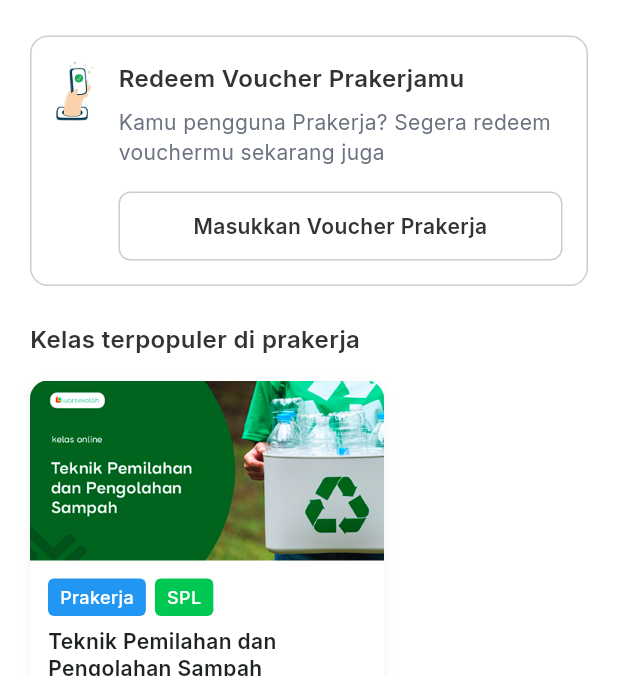
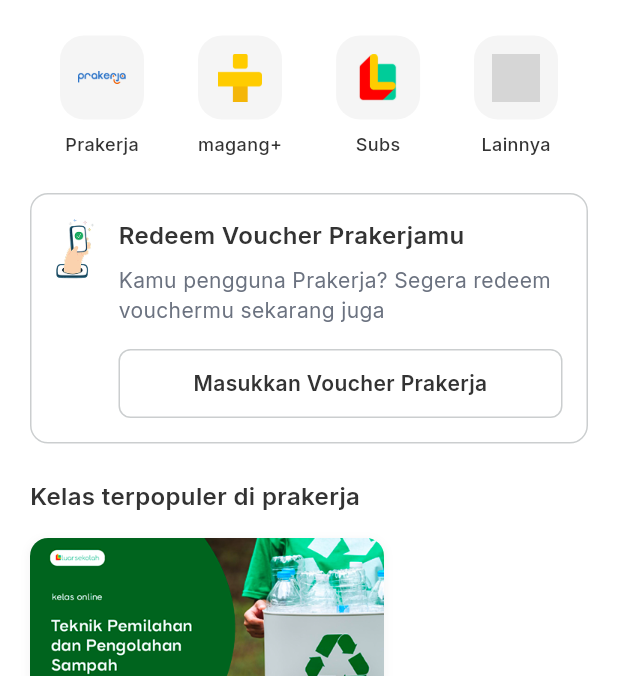
Before and after one commit to DafaTaufik/luarsekolah-dafa, a Flutter app: the HomePage screen opened directly, on a phone screen of 412 x 824 dp, the part 560-1236 px from its top. Run offline on Flutter 3.47's test engine with Material 3 defaults, Android fonts, the phone set to English and light mode, and no system bars; drawn by our look-alikes of carousel_slider; our stand-ins replace cloud_firestore, dio, firebase_auth, firebase_core, firebase_messaging, flutter_local_notifications and 6 more; accounts and stored records are empty; generated files the repository leaves out were written again; network calls fail; grey boxes are pictures that could not be loaded.

Commit message:
feat: implement new menu item in home page

```diff
--- a/lib/features/home/pages/home_page.dart
+++ b/lib/features/home/pages/home_page.dart
@@ -1,11 +1,12 @@
 import 'package:flutter/foundation.dart';
 import 'package:flutter/material.dart';
 import 'package:google_fonts/google_fonts.dart';
-import '../../../shared/widgets/custom_media_card.dart';
-import '../../../shared/widgets/home_class_card.dart';
 import 'package:carousel_slider/carousel_slider.dart';
-import '../widgets/user_header.dart';
-import '../../todo/data/repositories/todo_firebase_repository_impl.dart';
+import 'package:luarsekolah/features/home/widgets/user_header.dart';
+import 'package:luarsekolah/features/todo/data/repositories/todo_firebase_repository_impl.dart';
+import 'package:luarsekolah/features/home/widgets/custom_media_card.dart';
+import 'package:luarsekolah/features/home/widgets/home_class_card.dart';
+import 'package:luarsekolah/features/home/widgets/menu_item_card.dart';
 
 class HomePage extends StatefulWidget {
   const HomePage({Key? key}) : super(key: key);
@@ -19,7 +20,7 @@
   final CarouselSliderController _carouselController =
       CarouselSliderController();
 
-  // List image banner from assets
+  // List image carousel banner still dummy from assets
   final List<String> bannerImages = [
     'assets/images/banner_1.png',
     'assets/images/banner_2.png',
@@ -95,12 +96,14 @@
               backgroundColor: Colors.orange,
             )
           : null,
+
+      // BODY
       body: SafeArea(
         child: SingleChildScrollView(
           child: Column(
             crossAxisAlignment: CrossAxisAlignment.start,
             children: [
-              // Header Section with Firebase Stream
+              // Header Section with Firebase Stream (UserName Data)
               const UserHeader(),
 
               Transform.translate(
@@ -119,7 +122,7 @@
                     children: [
                       SizedBox(height: 20),
 
-                      // Carousel Slider
+                      // CAROUSEL SLIDER
                       CarouselSlider(
                         carouselController: _carouselController,
                         options: CarouselOptions(
@@ -199,6 +202,7 @@
                       _buildDotIndicator(),
                       SizedBox(height: 24),
 
+                      // PROGRAM FROM LUARSEKOLAH
                       Padding(
                         padding: EdgeInsets.symmetric(horizontal: 20),
                         child: Column(
@@ -213,6 +217,83 @@
                               ),
                             ),
                             SizedBox(height: 24),
+
+                            // HORIZONTAL MENU SECTION (AFTER PROGRAM DARI LUARSEKOLAH)
+                            Padding(
+                              padding: const EdgeInsets.symmetric(
+                                horizontal: 20,
+                              ),
+                              child: Row(
+                                mainAxisAlignment:
+                                    MainAxisAlignment.spaceBetween,
+                                children: [
+                                  MenuItemCard(
+                                    iconPath: 'assets/icons/ic_prakerja.png',
+                                    label: 'Prakerja',
+                                    onTap: () {
+                                      // TODO: Navigate to Prakerja page
+                                      ScaffoldMessenger.of(
+                                        context,
+                                      ).showSnackBar(
+                                        const SnackBar(
+                                          content: Text(
+                                            'Prakerja - Coming Soon',
+                                          ),
+                                        ),
+                                      );
+                                    },
+                                  ),
+                                  MenuItemCard(
+                                    iconPath: 'assets/icons/ic_magang.png',
+                                    label: 'magang+',
+                                    onTap: () {
+                                      // TODO: Navigate to Magang page
+                                      ScaffoldMessenger.of(
+                                        context,
+                                      ).showSnackBar(
+                                        const SnackBar(
+                                          content: Text(
+                                            'magang+ - Coming Soon',
+                                          ),
+                                        ),
+                                      );
+                                    },
+                                  ),
+                                  MenuItemCard(
+                                    iconPath: 'assets/icons/ic_luarskl.png',
+                                    label: 'Subs',
+                                    onTap: () {
+                                      // TODO: Navigate to Subscription page
+                                      ScaffoldMessenger.of(
+                                        context,
+                                      ).showSnackBar(
+                                        const SnackBar(
+                                          content: Text('Subs - Coming Soon'),
+                                        ),
+                                      );
+                                    },
+                                  ),
+                                  MenuItemCard(
+                                    iconPath: '',
+                                    label: 'Lainnya',
+                                    onTap: () {
+                                      // TODO: Navigate to More/Others page
+                                      ScaffoldMessenger.of(
+                                        context,
+                                      ).showSnackBar(
+                                        const SnackBar(
+                                          content: Text(
+                                            'Lainnya - Coming Soon',
+                                          ),
+                                        ),
+                                      );
+                                    },
+                                  ),
+                                ],
+                              ),
+                            ),
+
+                            const SizedBox(height: 24),
 
                             // Prakerja Voucher Card
                             Container(
--- /dev/null
+++ b/lib/features/home/widgets/menu_item_card.dart
@@ -0,0 +1,62 @@
+import 'package:flutter/material.dart';
+import 'package:google_fonts/google_fonts.dart';
+
+/// Reusable menu item widget for horizontal menu in Home Page
+/// Used in HomePage for navigation menu items
+class MenuItemCard extends StatelessWidget {
+  final String iconPath;
+  final String label;
+  final VoidCallback? onTap;
+  final Color? iconBackgroundColor;
+
+  const MenuItemCard({
+    Key? key,
+    required this.iconPath,
+    required this.label,
+    this.onTap,
+    this.iconBackgroundColor,
+  }) : super(key: key);
+
+  @override
+  Widget build(BuildContext context) {
+    return GestureDetector(
+      onTap: onTap,
+      child: Column(
+        mainAxisSize: MainAxisSize.min,
+        children: [
+          // Icon Container
+          Container(
+            width: 56,
+            height: 56,
+            decoration: BoxDecoration(
+              color: iconBackgroundColor ?? const Color(0xFFF5F5F5),
+              borderRadius: BorderRadius.circular(16),
+            ),
+            child: Center(
+              child: Image.asset(
+                iconPath,
+                width: 32,
+                height: 32,
+                errorBuilder: (context, error, stackTrace) {
+                  // Fallback to icon if image not found
+                  return Icon(Icons.apps, size: 32, color: Colors.grey[600]);
+                },
+              ),
+            ),
+          ),
+          const SizedBox(height: 8),
+          // Label
+          Text(
+            label,
+            style: GoogleFonts.inter(
+              fontSize: 12,
+              fontWeight: FontWeight.w500,
+              color: const Color(0xFF333333),
+            ),
+            textAlign: TextAlign.center,
+          ),
+        ],
+      ),
+    );
+  }
+}
--- a/pubspec.yaml
+++ b/pubspec.yaml
@@ -76,10 +76,13 @@
   assets:
     - assets/logo.png
     - assets/icons/ic_google.png
+    - assets/icons/ic_prakerja.png
+    - assets/icons/ic_magang.png
+    - assets/icons/ic_luarskl.png
+    - assets/icons/ic_redeem.png
     - assets/images/banner_1.png
     - assets/images/banner_2.png
     - assets/images/banner_3.png
-    - assets/icons/ic_redeem.png
     - assets/images/media_1.png
     - assets/images/media_2.png
     - assets/images/class_1.png
```
Also changed, not shown: assets/icons/ic_luarskl.png (added), assets/icons/ic_magang.png (added), assets/icons/ic_prakerja.png (added), lib/features/home/widgets/custom_media_card.dart (renamed from lib/shared/widgets/custom_media_card.dart), lib/features/home/widgets/home_class_card.dart (renamed from lib/shared/widgets/home_class_card.dart).
